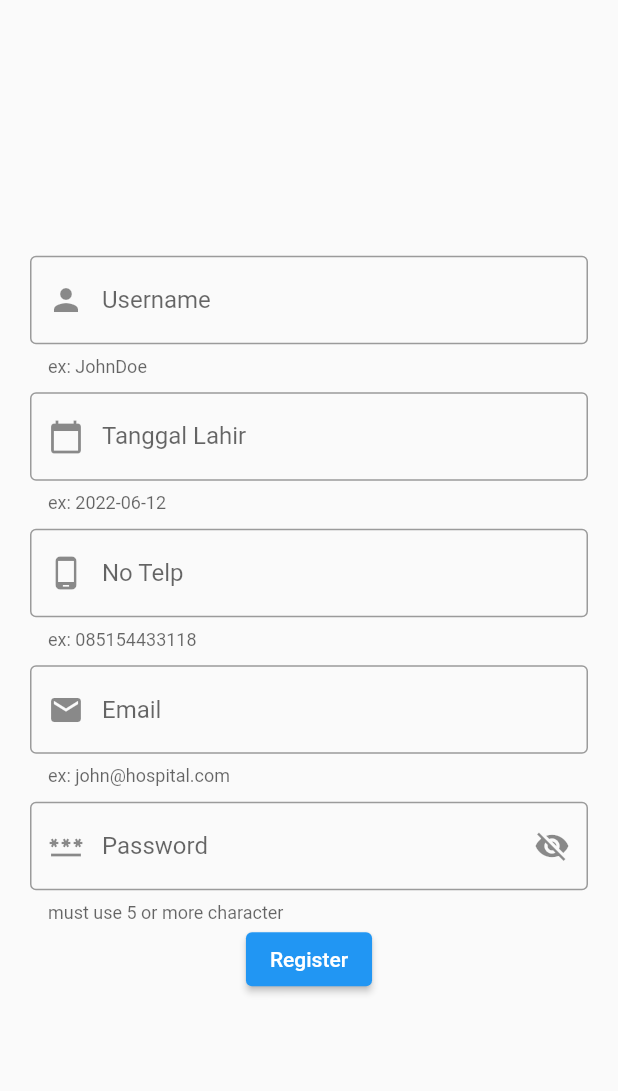
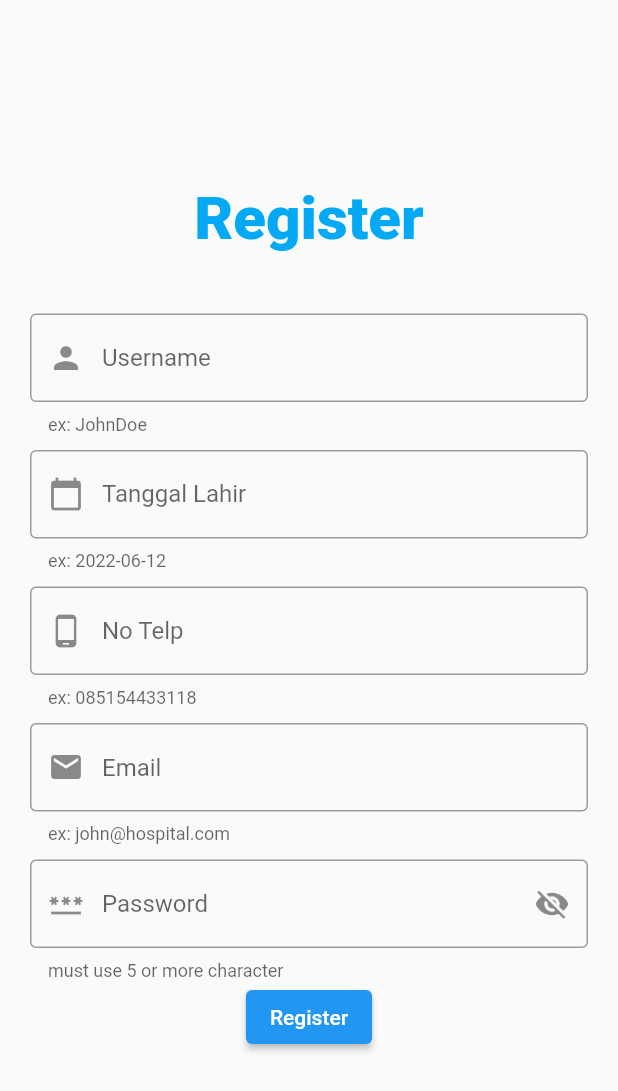
Before and after one commit to Allv16/UGD_UI-Widget, a Flutter app: the screen it shows after launch, after a tap on "login", after a tap on "Belum punya akun ?", on a phone screen of 412 x 824 dp. Shown: the top 1091 px of the screen. Run offline on Flutter 3.47's test engine with Material 2 defaults, Android fonts, the phone set to English and light mode, and no system bars.

Commit message:
add decoration login & register -Alvian

```diff
--- a/lib/View/login.dart
+++ b/lib/View/login.dart
@@ -23,10 +23,22 @@ class _LoginViewState extends State<LoginView> {
     Map? dataForm = widget.data;
     return Scaffold(
       body: SafeArea(
-        child: Form(
+        child: Column(
+          mainAxisAlignment: MainAxisAlignment.center,
+          children: [
+            const Text(
+              "Login",
+              style: TextStyle(
+                  color: Colors.lightBlue,
+                  fontSize: 40,
+                  fontWeight: FontWeight.w800),
+            ),
+            const SizedBox(
+              height: 100,
+            ),
+            Form(
               key: _formKey,
               child: Column(
-            mainAxisAlignment: MainAxisAlignment.center,
                 children: [
                   InputForm(
                     validasi: (value) {
@@ -38,7 +50,11 @@ class _LoginViewState extends State<LoginView> {
                     controller: usernameController,
                     hintTxt: "Username",
                     helperTxt: "Input Username",
-                  iconData: Icons.person),
+                    iconData: Icons.person,
+                  ),
+                  SizedBox(
+                    height: 10,
+                  ),
                   InputForm(
                       validasi: (value) {
                         if (value == null || value.isEmpty) {
@@ -51,7 +67,10 @@ class _LoginViewState extends State<LoginView> {
                       hintTxt: "Password",
                       helperTxt: "Minimal 5 digit password",
                       iconData: Icons.password),
-              Row(
+                  SizedBox(
+                    height: 30,
+                  ),
+                  Column(
                     mainAxisAlignment: MainAxisAlignment.spaceEvenly,
                     children: [
                       // tombol login
@@ -60,7 +79,8 @@ class _LoginViewState extends State<LoginView> {
                             if (_formKey.currentState!.validate()) {
                               if (dataForm!['username'] ==
                                       usernameController.text &&
-                              dataForm['password'] == passwordController.text) {
+                                  dataForm['password'] ==
+                                      passwordController.text) {
                                 Navigator.push(
                                     context,
                                     MaterialPageRoute(
@@ -106,6 +126,8 @@ class _LoginViewState extends State<LoginView> {
                 ],
               ),
             ),
+          ],
+        ),
       ),
     );
   }
--- a/lib/View/register.dart
+++ b/lib/View/register.dart
@@ -26,6 +26,16 @@ class _RegisterViewState extends State<RegisterView> {
           child: Column(
             mainAxisAlignment: MainAxisAlignment.center,
             children: [
+              const Text(
+                "Register",
+                style: TextStyle(
+                    color: Colors.lightBlue,
+                    fontSize: 40,
+                    fontWeight: FontWeight.w800),
+              ),
+              const SizedBox(
+                height: 30,
+              ),
               InputForm(
                   validasi: (p0) {
                     if (p0 == null || p0.isEmpty) {
@@ -82,6 +92,9 @@ class _RegisterViewState extends State<RegisterView> {
                     if (value == null || value.isEmpty) {
                       return 'password kosong';
                     }
+                    if (value.length < 5) {
+                      return 'password must be 5 or more characters';
+                    }
                     return null;
                   },
                   password: true,
```
Lines whose indentation alone changed are shown as unchanged.
